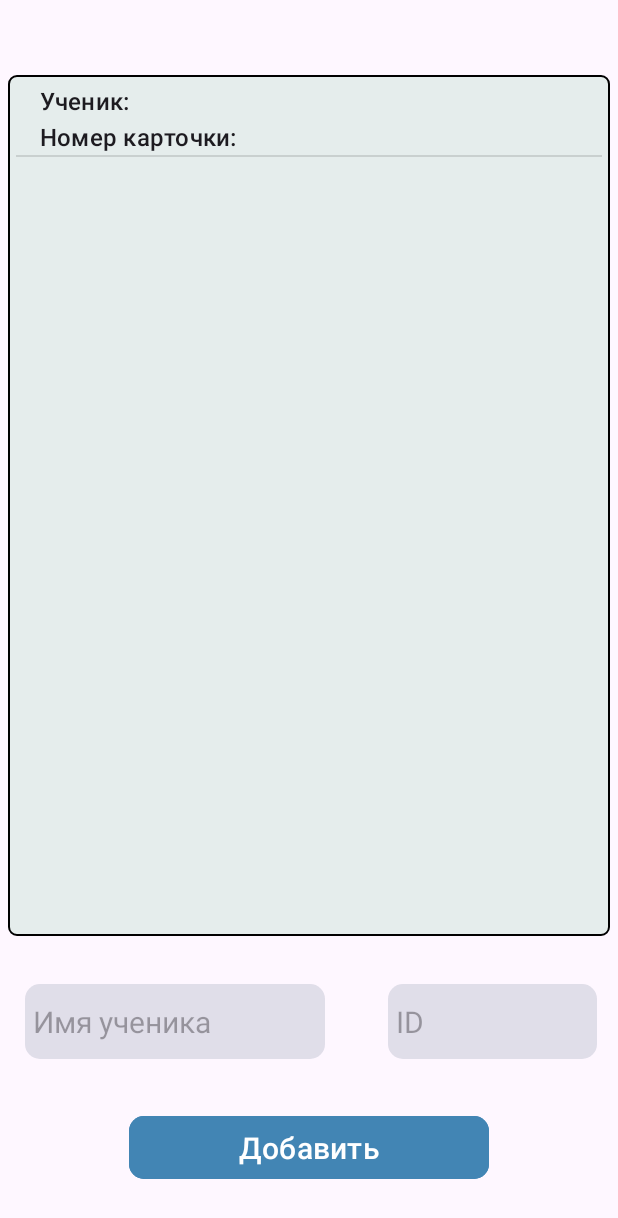
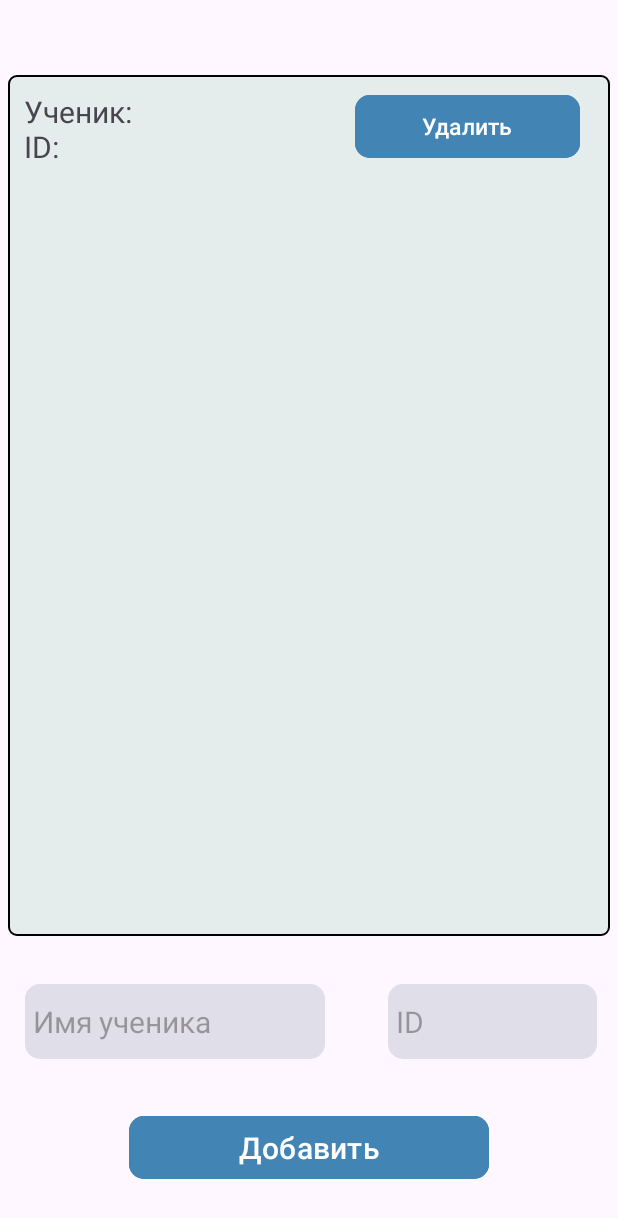
Before and after one commit to marcuryyy/EduVisionApp, an Android app: the ClassInfoPage screen opened directly, with no data from a screen before it, after a tap on "Добавить", on a phone screen of 412 x 824 dp. Shown: the top 1218 px of the screen. Run offline under Robolectric (Android 15) with nearby library versions, the phone set to English and light mode, and no system bars; 1 statement that could not run was skipped.

Commit message:
add possibility to delete students + fixes

```diff
--- a/app/src/main/java/com/example/testproject/ClassInfoPage.kt
+++ b/app/src/main/java/com/example/testproject/ClassInfoPage.kt
@@ -1,13 +1,12 @@
 package com.example.testproject
 
 import android.os.Bundle
-import android.util.Log
-import android.widget.ArrayAdapter
 import android.widget.Button
 import android.widget.EditText
-import android.widget.ListView
 import android.widget.TextView
 import android.widget.Toast
+import androidx.recyclerview.widget.LinearLayoutManager
+import androidx.recyclerview.widget.RecyclerView
 
 
 class ClassInfoPage : BaseActivity() {
@@ -15,7 +14,8 @@ class ClassInfoPage : BaseActivity() {
         super.onCreate(savedInstanceState)
         setContentView(R.layout.activity_class_info)
 
-        val list_view: ListView = findViewById(R.id.listView)
+        val list_view: RecyclerView = findViewById(R.id.listView)
+
         val student_name: EditText = findViewById(R.id.addStudentCell)
         val student_id: EditText = findViewById(R.id.addStudentIDcell)
         val button: Button = findViewById(R.id.addStudentButton)
@@ -24,9 +24,10 @@ class ClassInfoPage : BaseActivity() {
         val class_db = DBclass(this, null)
         val returned_bundle: Bundle = class_db.getClassId(class_title.text.toString())
         val class_id: String = returned_bundle.getString("class_id").toString()
-        val classes_from_database = fetchDataFromSQLite(class_id)
+        val class_students = fetchDataFromSQLite(class_id)
         class_db.close()
-        val adapter = ArrayAdapter(this, android.R.layout.simple_list_item_1, classes_from_database)
+        list_view.layoutManager = LinearLayoutManager(this)
+        val adapter = StudentAdapter(class_students, this)
         list_view.adapter = adapter
 
         button.setOnClickListener{
@@ -35,9 +36,6 @@ class ClassInfoPage : BaseActivity() {
                 Toast.makeText(this, "Такой ученик либо id уже существует!", Toast.LENGTH_SHORT).show()
             }
             else {
-                val text = "Ученик: " + student_name.text.toString().trim() +
-                      "\nНомер карточки: " + student_id.text.toString().trim()
-
                 db.addStudent(
                     StudentCreator(
                         class_id,
@@ -45,14 +43,16 @@ class ClassInfoPage : BaseActivity() {
                         student_id.text.toString().trim()
                     )
                 )
-                if (text != "")
-                    adapter.add(text)
+                class_students.add("Ученик: " + student_name.text.toString().trim() + "\nID:" + student_id.text.toString().trim())
+                adapter.notifyDataSetChanged()
                 student_name.text.clear()
                 student_id.text.clear()
+
             }
         }
+
         }
-    private fun fetchDataFromSQLite(class_title:String): List<String> {
+    private fun fetchDataFromSQLite(class_title:String): MutableList<String> {
 
         val db = DBstudent(this, null)
         val readableDB = db.readableDatabase
@@ -63,7 +63,7 @@ class ClassInfoPage : BaseActivity() {
             do {
                 val id = cursor.getInt(cursor.getColumnIndexOrThrow("aruco"))
                 val name = cursor.getString(cursor.getColumnIndexOrThrow("name"))
-                items.add("Ученик: " + name.toString().trim() + "\nНомер карточки: " + id.toString().trim())
+                items.add("Ученик: " + name + "\nID:" + id)
             } while (cursor.moveToNext())
         }
         cursor.close()
--- /dev/null
+++ b/app/src/main/java/com/example/testproject/StudentAdapter.kt
@@ -0,0 +1,45 @@
+package com.example.testproject
+
+import android.app.Activity
+import android.content.Context
+import android.content.Intent
+import android.os.Bundle
+import android.util.Log
+import android.view.LayoutInflater
+import android.view.View
+import android.view.ViewGroup
+import android.widget.Button
+import android.widget.TextView
+import androidx.recyclerview.widget.RecyclerView
+
+
+class StudentAdapter(var StudentInAdapter: MutableList<String>, var context: Context) : RecyclerView.Adapter<StudentAdapter.MyViewFolder>() {
+
+    class MyViewFolder(view: View): RecyclerView.ViewHolder(view) {
+        var student_name: TextView = view.findViewById(R.id.student_name)
+        val delete_button: Button = view.findViewById(R.id.del_button)
+    }
+
+    override fun onCreateViewHolder(parent: ViewGroup, viewType: Int): MyViewFolder {
+        val view = LayoutInflater.from(parent.context).inflate(R.layout.student_layout, parent, false)
+        return MyViewFolder(view)
+    }
+
+    override fun getItemCount(): Int {
+        return StudentInAdapter.count()
+    }
+
+    override fun onBindViewHolder(holder: MyViewFolder, position: Int) {
+        val student_name = StudentInAdapter[position].split(":")[1]
+        val sliced_name = student_name.substring(0, student_name.length-2).trim()
+        holder.student_name.text = StudentInAdapter[position]
+        holder.delete_button.setOnClickListener{
+            val db = DBstudent(context, null)
+            val writeable_db = db.writableDatabase
+            writeable_db.delete("students", "name = ?", arrayOf(sliced_name))
+            StudentInAdapter.removeAt(position)
+            notifyItemRemoved(position)
+        }
+        }
+
+}
--- /dev/null
+++ b/app/src/main/res/drawable/popup_background.xml
@@ -0,0 +1,5 @@
+<?xml version="1.0" encoding="utf-8"?>
+<shape xmlns:android="http://schemas.android.com/apk/res/android">
+    <solid android:color="@color/white" />
+    <corners android:radius="16dp" />
+</shape>
--- a/app/src/main/res/layout/activity_class_info.xml
+++ b/app/src/main/res/layout/activity_class_info.xml
@@ -62,7 +62,7 @@
         app:layout_constraintStart_toStartOf="parent"
         app:layout_constraintTop_toBottomOf="@+id/linearLayout4" />
 
-    <ListView
+    <androidx.recyclerview.widget.RecyclerView
         android:id="@+id/listView"
         android:layout_width="match_parent"
         android:layout_height="match_parent"
@@ -93,4 +93,5 @@
         app:layout_constraintHorizontal_bias="0.0"
         app:layout_constraintStart_toStartOf="parent"
         app:layout_constraintTop_toTopOf="parent" />
+
 </androidx.constraintlayout.widget.ConstraintLayout>
--- a/app/src/main/res/layout/activity_main.xml
+++ b/app/src/main/res/layout/activity_main.xml
@@ -41,7 +41,7 @@
         android:layout_marginEnd="20dp"
         android:backgroundTint="@color/lightblue"
         android:gravity="center"
-        android:text="Зарегестрироваться"
+        android:text="Зарегистрироваться"
         android:textAllCaps="false"
         android:textColor="@color/white"
         android:textSize='20sp'
--- /dev/null
+++ b/app/src/main/res/layout/student_layout.xml
@@ -0,0 +1,43 @@
+<?xml version="1.0" encoding="utf-8"?>
+<androidx.constraintlayout.widget.ConstraintLayout xmlns:android="http://schemas.android.com/apk/res/android"
+    xmlns:app="http://schemas.android.com/apk/res-auto"
+    xmlns:tools="http://schemas.android.com/tools"
+    android:orientation="vertical"
+    android:windowTranslucentStatus="true"
+    android:windowTranslucentNavigation="true"
+    android:fitsSystemWindows="true"
+    android:background="@color/mint"
+    android:layout_width="match_parent"
+    android:layout_height="wrap_content">
+
+    <TextView
+        android:id="@+id/student_name"
+        android:layout_width="409dp"
+        android:layout_height="59dp"
+        android:ems="10"
+        android:text="Name"
+        android:padding="5dp"
+        android:textSize="20sp"
+        app:layout_constraintBottom_toBottomOf="parent"
+        app:layout_constraintEnd_toEndOf="parent"
+        app:layout_constraintHorizontal_bias="0.0"
+        app:layout_constraintStart_toStartOf="parent"
+        app:layout_constraintTop_toTopOf="parent"
+        app:layout_constraintVertical_bias="1.0" />
+
+    <Button
+        android:id="@+id/del_button"
+        android:layout_width="150dp"
+        android:layout_height="50dp"
+        android:text="Удалить"
+        android:textSize="15sp"
+        app:cornerRadius="10dp"
+        android:backgroundTint="@color/lightblue"
+        app:layout_constraintBottom_toBottomOf="parent"
+        app:layout_constraintEnd_toEndOf="parent"
+        app:layout_constraintHorizontal_bias="0.939"
+        app:layout_constraintStart_toStartOf="@+id/student_name"
+        app:layout_constraintTop_toTopOf="parent"
+        app:layout_constraintVertical_bias="0.454" />
+
+</androidx.constraintlayout.widget.ConstraintLayout>
```
Also changed, not shown: app/src/main/java/com/example/testproject/AuthActivity.kt (+5 -3 lines), app/src/main/java/com/example/testproject/MainActivity.kt (+6 -2 lines), app/src/main/res/layout/wrong_auth_layout.xml (added, +23 -0 lines), app/src/main/res/layout/wrong_registration_layout.xml (added, +23 -0 lines).
